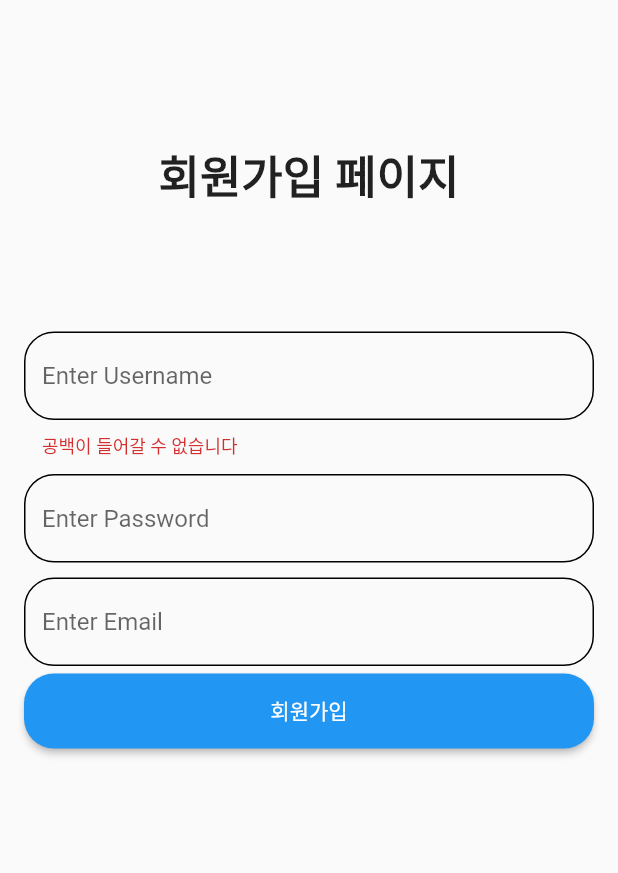
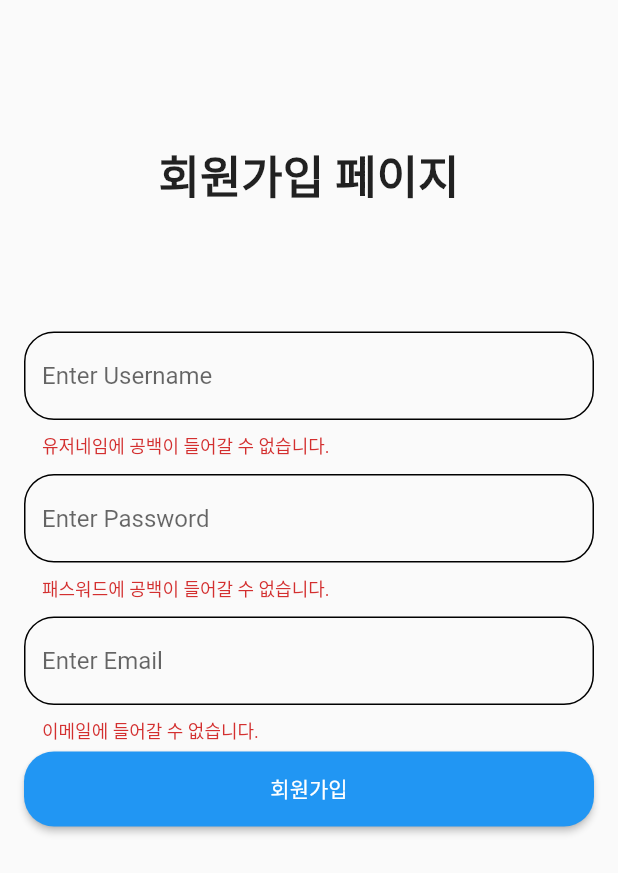
Before and after one commit to KDH7751/flutter_blog, a Flutter app: the screen it shows after launch, after a tap on "회원가입", on a phone screen of 412 x 824 dp. Shown: the top 873 px of the screen. Run offline on Flutter 3.47's test engine with Material 2 defaults, Android fonts, the phone set to English and light mode, and no system bars; our stand-ins replace get, validators.

Commit message:
8강 validators 코드 리팩토링

```diff
--- a/lib/pages/user/join_page.dart
+++ b/lib/pages/user/join_page.dart
@@ -2,6 +2,7 @@ import 'package:flutter/material.dart';
 import 'package:flutter_blog/components/custom_elevated_button.dart';
 import 'package:flutter_blog/components/custom_text_form_field.dart';
 import 'package:flutter_blog/pages/user/login_page.dart';
+import 'package:flutter_blog/util/validator_util.dart';
 import 'package:get/get.dart';
 import 'package:validators/validators.dart';
 
@@ -37,25 +38,15 @@ class JoinPage extends StatelessWidget {
         children: [
           CustomTextFormField(
             hint: 'Username',
-            funValidator: (String? value) {
-              if(value!.isEmpty) {
-                return '공백이 들어갈 수 없습니다';
-              } else if (!isAlpha(value)) {
-                return '유저네임에 한글이 들어갈 수 없습니다';
-              } else if (value.length > 12) {
-                return '유저네임의 길이를 초과하였습니다';
-              } else if (value.isEmpty) {
-                return null;
-              }
-            },
+            funValidator: validateUsername(),
           ),
           CustomTextFormField(
             hint: 'Password',
-            funValidator: (value) {},
+            funValidator: validatePassword(),
           ),
           CustomTextFormField(
             hint: 'Email',
-            funValidator: (value) {},
+            funValidator: validateEmail(),
           ),
           CustomElevatedButton(
             text: '회원가입',
--- a/lib/pages/user/login_page.dart
+++ b/lib/pages/user/login_page.dart
@@ -2,6 +2,7 @@ import 'package:flutter/material.dart';
 import 'package:flutter_blog/components/custom_elevated_button.dart';
 import 'package:flutter_blog/components/custom_text_form_field.dart';
 import 'package:flutter_blog/pages/post/home_page.dart';
+import 'package:flutter_blog/util/validator_util.dart';
 import 'package:get/get.dart';
 
 class LoginPage extends StatelessWidget {
@@ -36,15 +37,19 @@ class LoginPage extends StatelessWidget {
         children: [
           CustomTextFormField(
             hint: 'Username',
-            funValidator: (value) {},
+            funValidator: validateUsername(),
           ),
           CustomTextFormField(
             hint: 'Password',
-            funValidator: (value) {},
+            funValidator: validatePassword(),
           ),
           CustomElevatedButton(
-            text: '회원가입',
-            funPageRoute: () => Get.to(HomePage()),
+            text: '로그인',
+            funPageRoute: () {
+              if(_formKey.currentState!.validate()){
+                Get.to(HomePage());
+              }
+            },
           )
         ],
       ),
--- /dev/null
+++ b/lib/util/validator_util.dart
@@ -0,0 +1,43 @@
+import 'package:validators/validators.dart';
+
+Function validateUsername() {
+  return (String? value) {
+    if(value!.isEmpty) {
+      return '유저네임에 공백이 들어갈 수 없습니다.';
+    } else if (!isAlphanumeric(value)) {
+      return '유저네임에 한글이나 특수 문자가 들어갈 수 없습니다.';
+    } else if (value.length > 12) {
+      return '유저네임의 길이를 초과하였습니다.';
+    } else if (value.length < 4) {
+      return '유저네임의 최소 길이는 4자입니다.';
+    } else {
+      return null;
+    }
+  };
+}
+
+Function validatePassword() {
+  return (String? value) {
+    if(value!.isEmpty) {
+      return '패스워드에 공백이 들어갈 수 없습니다.';
+    } else if (value.length > 12) {
+      return '패스워드의 길이를 초과하였습니다.';
+    } else if (value.length < 4) {
+      return '패스워드의 최소 길이는 4자입니다.';
+    } else {
+      return null;
+    }
+  };
+}
+
+Function validateEmail() {
+  return (String? value) {
+    if(value!.isEmpty) {
+      return '이메일에 들어갈 수 없습니다.';
+    } else if (!isEmail(value)) {
+      return '이메일 형식에 맞지 않습니다.';
+    } else {
+      return null;
+    }
+  };
+}
```
